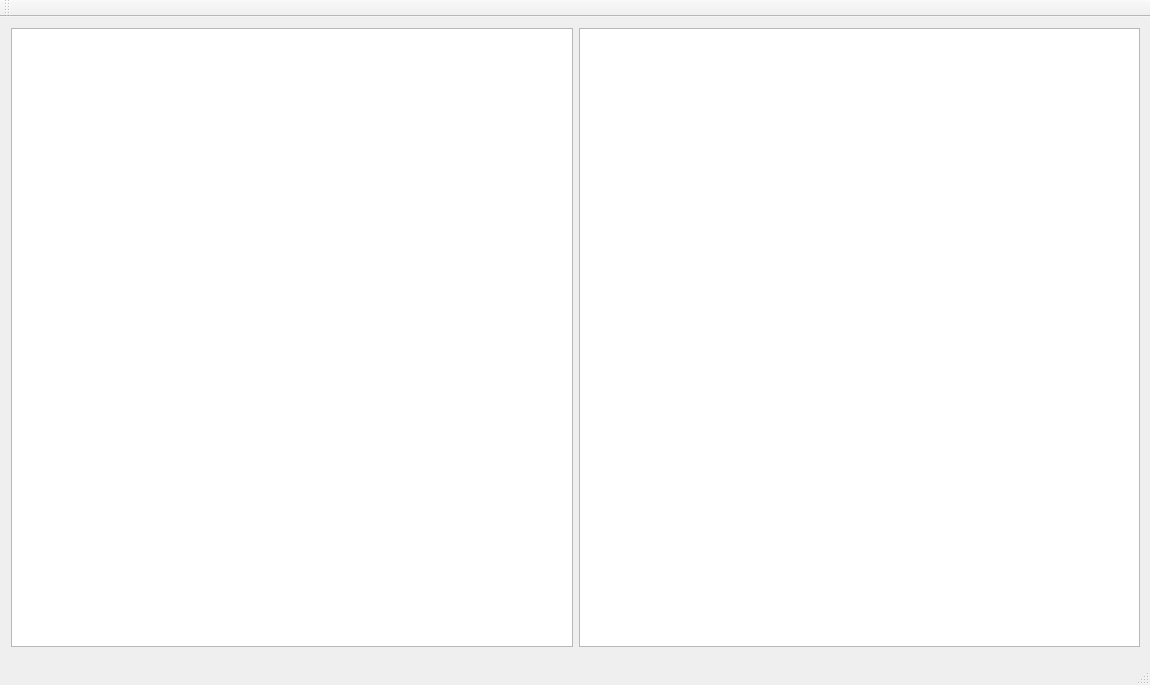
PhilippeDusseaux/learning, file learningQtPositionning/mainwindow.ui: the form before one commit.
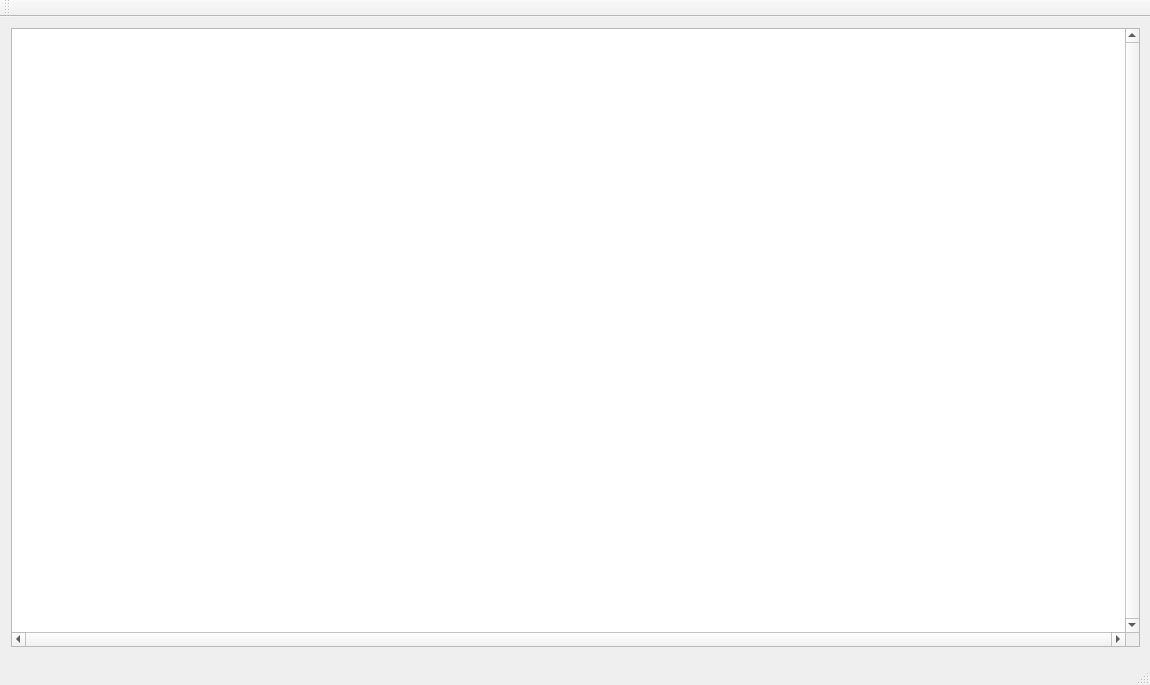
The form after the commit.

Commit message: Gui only has graphicsview. Scene is definned in degrees and Y-axis is inverted

Diff of the .ui file:
```diff
--- a/learningQtPositionning/mainwindow.ui
+++ b/learningQtPositionning/mainwindow.ui
@@ -10,6 +10,12 @@
     <height>685</height>
    </rect>
   </property>
+  <property name="sizePolicy">
+   <sizepolicy hsizetype="Expanding" vsizetype="Expanding">
+    <horstretch>0</horstretch>
+    <verstretch>0</verstretch>
+   </sizepolicy>
+  </property>
   <property name="windowTitle">
    <string>MainWindow</string>
   </property>
@@ -30,8 +36,17 @@
      </rect>
     </property>
     <layout class="QGridLayout" name="gridLayout">
-     <item row="0" column="1">
+     <item row="0" column="0">
       <widget class="QGraphicsView" name="graphicsView">
+       <property name="focusPolicy">
+        <enum>Qt::WheelFocus</enum>
+       </property>
+       <property name="verticalScrollBarPolicy">
+        <enum>Qt::ScrollBarAlwaysOn</enum>
+       </property>
+       <property name="horizontalScrollBarPolicy">
+        <enum>Qt::ScrollBarAlwaysOn</enum>
+       </property>
        <property name="sizeAdjustPolicy">
         <enum>QAbstractScrollArea::AdjustToContents</enum>
        </property>
@@ -43,9 +58,6 @@
        </property>
       </widget>
      </item>
-     <item row="0" column="0">
-      <widget class="QTextEdit" name="textEdit"/>
-     </item>
     </layout>
    </widget>
   </widget>
```
Left out of the diff: 5 changed lines with no effect on the pictures. The commit also changes 2 other files.
